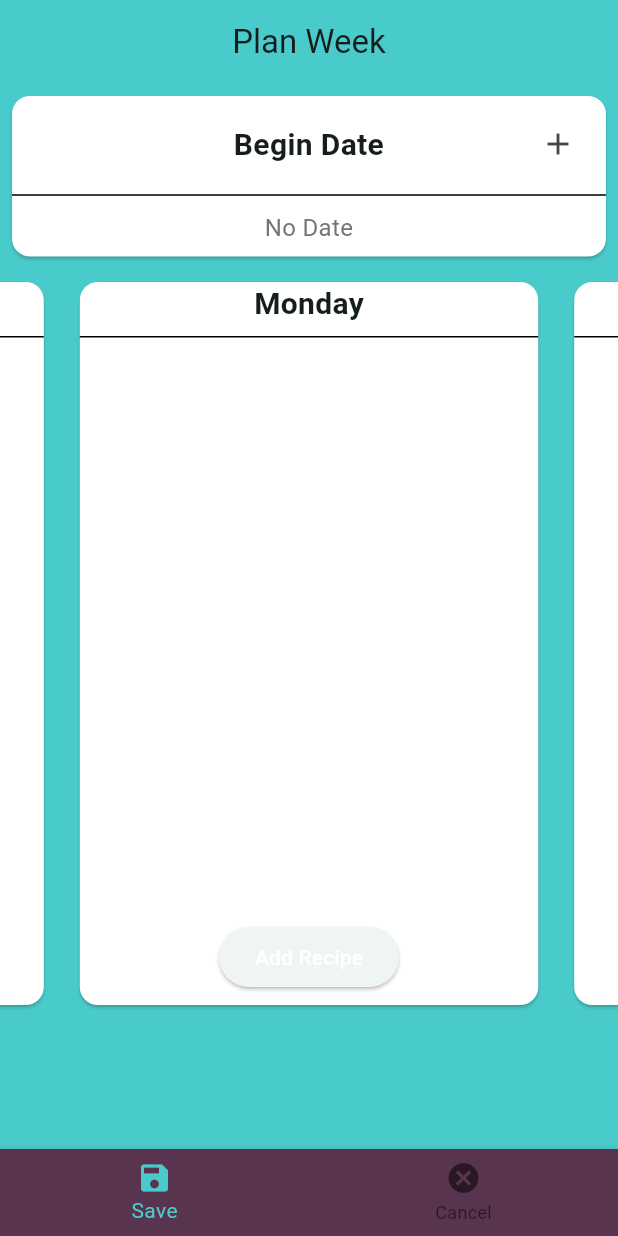
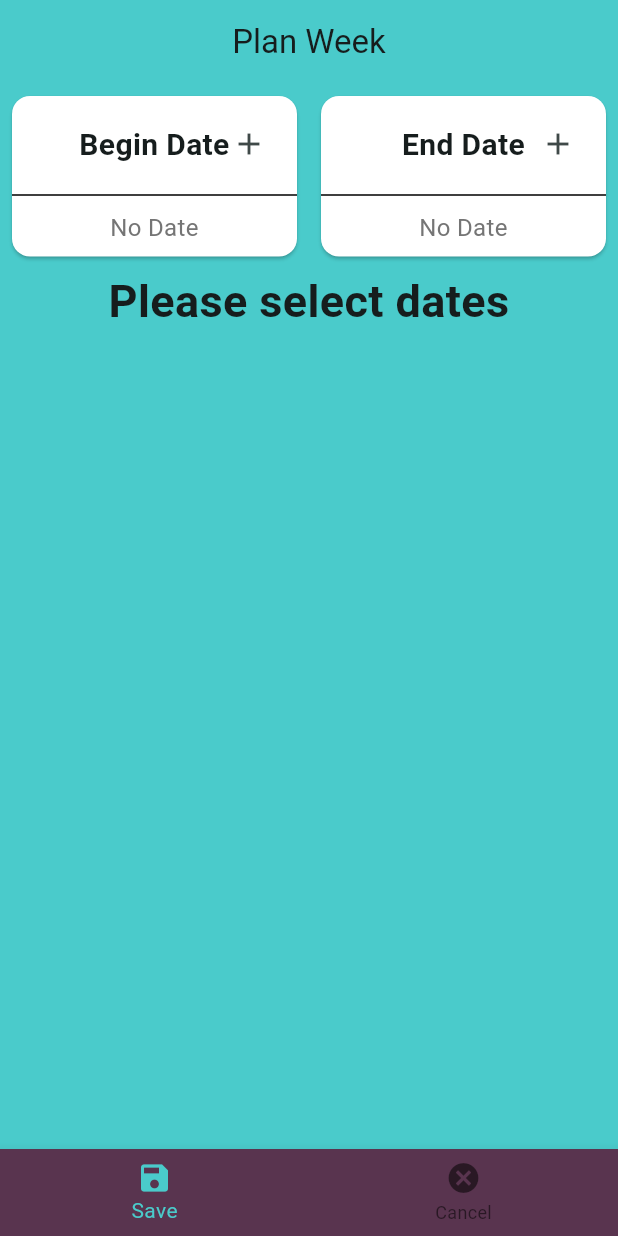
Before and after one commit to KyleD0711/shopping_list_application, a Flutter app: the PlanWeekPage screen opened directly, on a phone screen of 412 x 824 dp. Run offline on Flutter 3.47's test engine with Material 3 defaults, Android fonts, the phone set to English and light mode, and no system bars; our stand-ins replace cloud_firestore, firebase_auth, firebase_core, flutter_login; missing offline and left inert: modals; accounts and stored records are empty.

Commit message:
PlanWeekPage completed

```diff
--- a/lib/controllers/week_controller.dart
+++ b/lib/controllers/week_controller.dart
@@ -14,9 +14,9 @@ class WeekController {
     return _service.getWeeks();
   }
 
-  Future<void> insertWeek(DateTime beginningDate, Map<String, List<String>> days
+  Future<void> insertWeek(DateTime beginningDate, DateTime endDate , Map<DateTime, List<Map<String, String>>> days
           ) =>
-      _service.insertWeek(beginningDate, days);
+      _service.insertWeek(beginningDate, endDate, days);
 
   Future<void> removeWeek(Week week) => _service.removeWeek(week);
 
--- a/lib/models/week.dart
+++ b/lib/models/week.dart
@@ -13,5 +13,5 @@ class Week {
   final String id;
   final DateTime beginDate;
   final DateTime endDate;
-  final Map<String, List<Map<String, String>>> days;
+  final Map<DateTime, List<Map<String, String>>> days;
 }
--- a/lib/pages/maintenance/weeks/plan_week.dart
+++ b/lib/pages/maintenance/weeks/plan_week.dart
@@ -1,9 +1,9 @@
 import 'package:carousel_slider/carousel_slider.dart';
 import 'package:flutter/material.dart';
-import 'package:flutter/widgets.dart';
 import 'package:shopping_list_application/models/week.dart';
 import 'package:shopping_list_application/services/recipe_service.dart';
 import 'package:shopping_list_application/services/week_service.dart';
+import 'package:shopping_list_application/utils/date_helpers.dart';
 import 'package:shopping_list_application/widgets/SelectableListView.dart';
 
 class PlanWeekPage extends StatefulWidget {
@@ -20,22 +20,15 @@ class PlanWeekPage extends StatefulWidget {
 }
 
 class _PlanWeekPageState extends State<PlanWeekPage> {
-  late final Map<String, List<Map<String, String>>> days;
+  final Map<DateTime, List<Map<String, String>>> days = {};
   DateTime? beginDate;
+  DateTime? endDate;
   @override
   void initState() {
     super.initState();
-    days = widget.week?.days ??
-        <String, List<Map<String, String>>>{
-          'Monday': [],
-          'Tuesday': [],
-          'Wednesday': [],
-          'Thursday': [],
-          'Friday': [],
-          'Saturday': [],
-          'Sunday': [],
-        };
+    days.addAll(widget.week?.days ?? {});
     beginDate = widget.week?.beginDate;
+    endDate = widget.week?.endDate;
   }
 
   @override
@@ -56,31 +49,101 @@ class _PlanWeekPageState extends State<PlanWeekPage> {
           )
         ],
         onTap: (value) async {
-          if (value == 1){
+          if (value == 0) {
+            if (beginDate == null || endDate == null){
+              showDialog(context: context, builder: (context) => errorPopUp("Dates can't be null"));
+            }
+            else{
+              WeekService().insertWeek(beginDate!, endDate!, days);
+              Navigator.of(context).pop();
+            }
+          } else if (value == 1) {
             Navigator.of(context).pop();
           }
         },
       ),
       body: ListView(children: [
+        Row(
+          children: [
             dateCard(beginDate, "Begin Date"),
-        CarouselSlider(
-          items: getAllDayCards(days),
-          options: CarouselOptions(autoPlay: false, height: 500),
+            dateCard(endDate, "End Date")
+          ],
+        ),
+        beginDate != null && endDate != null
+            ? CarouselSlider(
+                items: getAllDayCards(days!),
+                options: CarouselOptions(
+                    autoPlay: false,
+                    enableInfiniteScroll: days.entries.length > 1 ? true : false,
+                    enlargeCenterPage: true,
+                    height: 550,
+                    enlargeFactor: .2),
               )
+            : const Text(
+                "Please select dates",
+                style: TextStyle(fontSize: 30, fontWeight: FontWeight.bold),
+                textAlign: TextAlign.center,
+              ),
       ]),
     );
   }
 
-  List<Widget> getAllDayCards(Map<String, List<Map<String, String>>> days) {
+  String? validateDates(DateTime? date, String errorMessage) {
+    if (date == null) {
+      return errorMessage;
+    }
+
+    return null;
+  }
+
+  Widget errorPopUp(String message) {
+    return AlertDialog(
+      title: Text(message),
+      actions: [
+        ElevatedButton(
+          child: const Text(
+            "Acknowledge",
+            style: TextStyle(color: Colors.red, fontSize: 20),
+          ),
+          onPressed: () => Navigator.of(context).pop(),
+        )
+      ],
+    );
+  }
+
+  void calcDayCards(DateTime? startDate, DateTime? finishDate) {
+    if (startDate == null || finishDate == null) {
+      return;
+    } else if (startDate.isAfter(finishDate)) {
+      return;
+    }
+
+    Map<DateTime, List<Map<String, String>>> newDays = {};
+    Duration difference = finishDate.difference(startDate);
+    for (int i = 0; i <= difference.inDays; i++) {
+      if (days.containsKey(startDate.add(Duration(days: i)))) {
+        newDays.addEntries([
+          MapEntry(startDate.add(Duration(days: i)),
+              days[startDate.add(Duration(days: i))]!)
+        ]);
+      } else {
+        newDays.addEntries([MapEntry(startDate.add(Duration(days: i)), [])]);
+      }
+    }
+    days.clear();
+    days.addAll(newDays);
+  }
+
+  List<Widget> getAllDayCards(Map<DateTime, List<Map<String, String>>> days) {
     List<Widget> dayCards = [];
-    print(days);
     for (int i = 0; i < days.keys.length; i++) {
-      dayCards.add(dayCard(days.keys.toList()[i], days.values.toList()[i]));
+      dayCards.add(dayCard(getDayOfWeek(days.keys.toList()[i]),
+          formatDate(days.keys.toList()[i]), days.values.toList()[i]));
     }
     return dayCards;
   }
 
-  Widget dayCard(String name, List<Map<String, String>> weeks) {
+  Widget dayCard(String name, String date, List<Map<String, String>> weeks) {
     return Padding(
       padding: PlanWeekPage.cardPadding,
       child: SizedBox(
@@ -94,6 +157,13 @@ class _PlanWeekPageState extends State<PlanWeekPage> {
                 style: const TextStyle(
                   fontSize: 20,
                   fontWeight: FontWeight.bold,
+                ),
+              ),
+              Text(
+                date,
+                style: const TextStyle(
+                  fontSize: 16,
+                  fontWeight: FontWeight.w300,
                 ),
               ),
               const Divider(height: 15.0, color: Colors.black),
@@ -150,7 +220,8 @@ class _PlanWeekPageState extends State<PlanWeekPage> {
   }
 
   Widget dateCard(DateTime? date, String title) {
-    return Card(
+    return Expanded(
+      child: Card(
         color: Colors.white,
         margin: const EdgeInsets.all(8),
         child: Column(
@@ -183,9 +254,16 @@ class _PlanWeekPageState extends State<PlanWeekPage> {
                           lastDate: DateTime(2025),
                           currentDate: DateTime.now(),
                           confirmText: "Confirm",
-                        cancelText: "Cancel");
+                          cancelText: "Cancel",
+                          switchToCalendarEntryModeIcon:
+                              const Icon(Icons.date_range));
                       setState(() {
+                        if (title == "Begin Date") {
                           beginDate = date;
+                        } else if (title == "End Date") {
+                          endDate = date;
+                        }
+                        calcDayCards(beginDate, endDate);
                       });
                     },
                     icon: const Icon(Icons.add),
@@ -200,7 +278,9 @@ class _PlanWeekPageState extends State<PlanWeekPage> {
             Padding(
               padding: const EdgeInsets.all(8),
               child: Text(
-              date != null ? date.toString() : "No Date",
+                date != null
+                    ? "${getDayOfWeek(date!)}\n${formatDate(date!)}"
+                    : "No Date",
                 textAlign: TextAlign.center,
                 style: TextStyle(
                   fontSize: 16,
@@ -209,6 +289,7 @@ class _PlanWeekPageState extends State<PlanWeekPage> {
               ),
             ),
           ],
+        ),
       ),
     );
   }
--- /dev/null
+++ b/lib/utils/date_helpers.dart
@@ -0,0 +1,24 @@
+
+
+ String formatDate(DateTime date) {
+    return "${date.month}/${date.day}/${date.year}";
+  }
+
+  String getDayOfWeek(DateTime date) {
+    // List of day names
+    List<String> daysOfWeek = [
+      'Monday',
+      'Tuesday',
+      'Wednesday',
+      'Thursday',
+      'Friday',
+      'Saturday',
+      'Sunday'
+    ];
+
+    // Get the weekday index (0 for Monday, 1 for Tuesday, ..., 6 for Sunday)
+    int dayIndex = date.weekday - 1; // Adjust to match list index (0-based)
+
+    // Return the day of the week
+    return daysOfWeek[dayIndex];
+  }
--- a/lib/widgets/SelectableListView.dart
+++ b/lib/widgets/SelectableListView.dart
@@ -178,7 +178,8 @@ class _SelectableListViewState extends State<SelectableListView> {
                         });
                       },
                       color: Colors.white,
-                      icon: const Icon(Icons.add)),
+                      icon: !widget.selectedItems
+                        .any((element) => element['name'] == item['name']) ? const Icon(Icons.add) : const Text("-")),
                   Text(
                     itemName,
                     style: const TextStyle(color: Colors.white, fontSize: 16),
```
Also changed, not shown: lib/services/week_service.dart (+5 -5 lines). Lines whose indentation alone changed are shown as unchanged.
